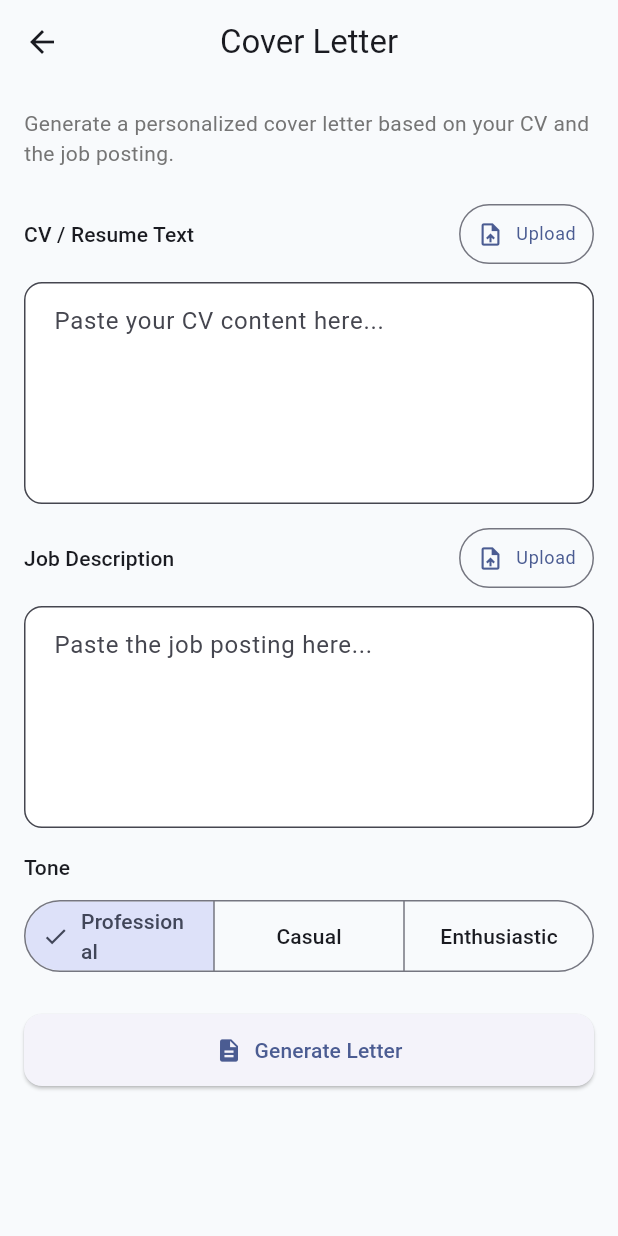
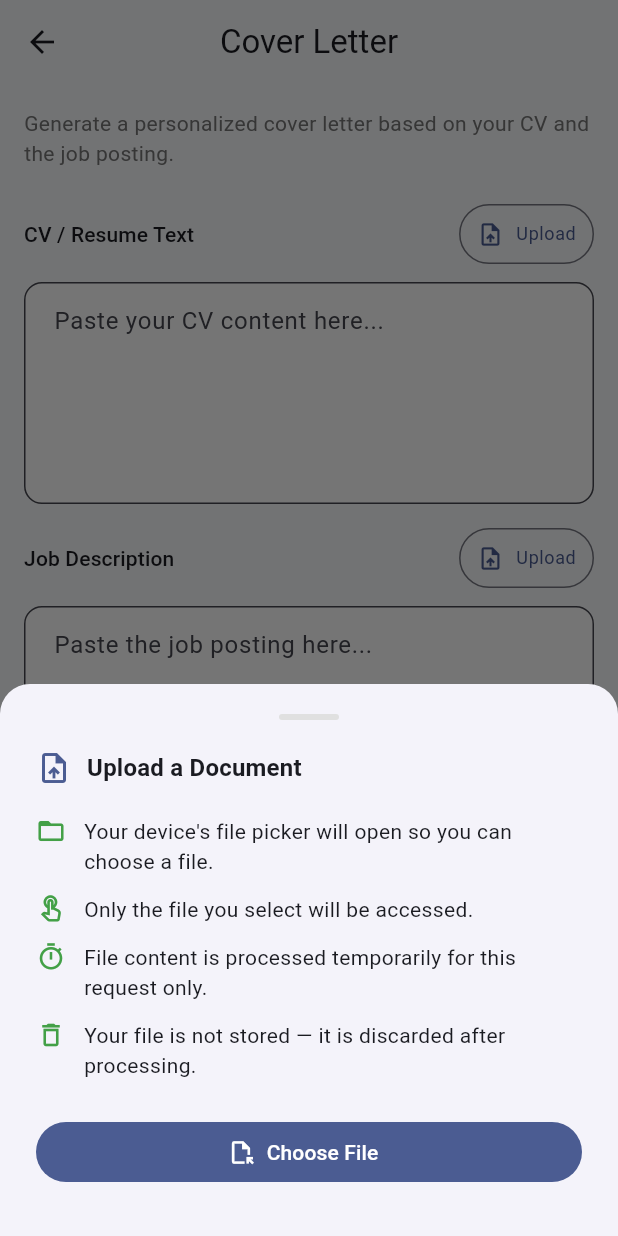
Before and after one commit to ionutc19/job-pack, a Flutter app: the CoverLetterScreen screen opened by its route, after a tap on "Upload", on a phone screen of 412 x 824 dp. Run offline on Flutter 3.47's test engine with Material 3 defaults, Android fonts, the phone set to English and light mode, and no system bars; our stand-ins replace file_picker, google_mobile_ads, in_app_purchase, shared_preferences; accounts and stored records are empty.

Commit message:
Add privacy consent step and improved UX for file upload
Before opening the system file picker, a bottom sheet explains:
- the system picker will open (user chooses the file)
- only the selected file is accessed
- content is processed temporarily for the current request
- file is not stored persistently

After selection, the file chip shows filename with Replace and Remove
actions. Error states display inline below the button. No broad Android
storage permissions are added — SAF requires none.

Co-Authored-By: Claude Opus 4.6 <noreply@anthropic.com>
Claude-Session: https://claude.ai/code/session_01H5SnKZQeHwcEm8VdNSfue8

```diff
--- a/mobile/lib/l10n/app_localizations.dart
+++ b/mobile/lib/l10n/app_localizations.dart
@@ -162,7 +162,15 @@ class AppLocalizations {
   String get uploadJd => get('uploadJd');
   String get extractingText => get('extractingText');
   String get removeFile => get('removeFile');
+  String get replaceFile => get('replaceFile');
   String get fileTooLarge => get('fileTooLarge');
+  String get fileConsentTitle => get('fileConsentTitle');
+  String get fileConsentPicker => get('fileConsentPicker');
+  String get fileConsentSelected => get('fileConsentSelected');
+  String get fileConsentTemporary => get('fileConsentTemporary');
+  String get fileConsentNoStorage => get('fileConsentNoStorage');
+  String get fileConsentContinue => get('fileConsentContinue');
+  String get fileUploadError => get('fileUploadError');
 
   // Privacy
   String get privacyTitle => get('privacyTitle');
@@ -307,8 +315,16 @@ class AppLocalizations {
     'uploadCv': 'Upload',
     'uploadJd': 'Upload',
     'extractingText': 'Extracting...',
-    'removeFile': 'Remove file',
+    'removeFile': 'Remove',
+    'replaceFile': 'Replace',
     'fileTooLarge': 'File exceeds 10 MB limit',
+    'fileConsentTitle': 'Upload a Document',
+    'fileConsentPicker': 'Your device\'s file picker will open so you can choose a file.',
+    'fileConsentSelected': 'Only the file you select will be accessed.',
+    'fileConsentTemporary': 'File content is processed temporarily for this request only.',
+    'fileConsentNoStorage': 'Your file is not stored — it is discarded after processing.',
+    'fileConsentContinue': 'Choose File',
+    'fileUploadError': 'Could not extract text from this file.',
 
     // Privacy
     'privacyTitle': 'Privacy & Legal',
@@ -454,8 +470,16 @@ class AppLocalizations {
     'uploadCv': 'Încarcă',
     'uploadJd': 'Încarcă',
     'extractingText': 'Se extrage...',
-    'removeFile': 'Elimină fișierul',
+    'removeFile': 'Elimină',
+    'replaceFile': 'Înlocuiește',
     'fileTooLarge': 'Fișierul depășește limita de 10 MB',
+    'fileConsentTitle': 'Încarcă un Document',
+    'fileConsentPicker': 'Se va deschide selectorul de fișiere al dispozitivului tău.',
+    'fileConsentSelected': 'Doar fișierul pe care îl selectezi va fi accesat.',
+    'fileConsentTemporary': 'Conținutul fișierului este procesat temporar, doar pentru această cerere.',
+    'fileConsentNoStorage': 'Fișierul tău nu este stocat — este eliminat după procesare.',
+    'fileConsentContinue': 'Alege Fișierul',
+    'fileUploadError': 'Nu s-a putut extrage textul din acest fișier.',
 
     // Privacy
     'privacyTitle': 'Confidențialitate și Legal',
--- a/mobile/lib/widgets/file_upload_button.dart
+++ b/mobile/lib/widgets/file_upload_button.dart
@@ -23,8 +23,73 @@ class FileUploadButton extends StatefulWidget {
 class _FileUploadButtonState extends State<FileUploadButton> {
   String? _fileName;
   bool _uploading = false;
+  String? _errorMessage;
+
+  Future<bool> _showConsentDialog() async {
+    final l = AppLocalizations.of(context);
+    final result = await showModalBottomSheet<bool>(
+      context: context,
+      isScrollControlled: true,
+      shape: const RoundedRectangleBorder(
+        borderRadius: BorderRadius.vertical(top: Radius.circular(20)),
+      ),
+      builder: (ctx) => Padding(
+        padding: const EdgeInsets.fromLTRB(24, 20, 24, 32),
+        child: Column(
+          mainAxisSize: MainAxisSize.min,
+          crossAxisAlignment: CrossAxisAlignment.start,
+          children: [
+            Center(
+              child: Container(
+                width: 40,
+                height: 4,
+                decoration: BoxDecoration(
+                  color: Colors.grey.shade300,
+                  borderRadius: BorderRadius.circular(2),
+                ),
+              ),
+            ),
+            const SizedBox(height: 20),
+            Row(
+              children: [
+                Icon(Icons.upload_file, color: Theme.of(ctx).colorScheme.primary),
+                const SizedBox(width: 10),
+                Text(
+                  l.fileConsentTitle,
+                  style: Theme.of(ctx).textTheme.titleMedium?.copyWith(
+                        fontWeight: FontWeight.w600,
+                      ),
+                ),
+              ],
+            ),
+            const SizedBox(height: 20),
+            _ConsentRow(icon: Icons.folder_open, text: l.fileConsentPicker),
+            const SizedBox(height: 12),
+            _ConsentRow(icon: Icons.touch_app_outlined, text: l.fileConsentSelected),
+            const SizedBox(height: 12),
+            _ConsentRow(icon: Icons.timer_outlined, text: l.fileConsentTemporary),
+            const SizedBox(height: 12),
+            _ConsentRow(icon: Icons.delete_outline, text: l.fileConsentNoStorage),
+            const SizedBox(height: 24),
+            SizedBox(
+              width: double.infinity,
+              child: FilledButton.icon(
+                onPressed: () => Navigator.pop(ctx, true),
+                icon: const Icon(Icons.file_open_outlined, size: 18),
+                label: Text(l.fileConsentContinue),
+              ),
+            ),
+          ],
+        ),
+      ),
+    );
+    return result == true;
+  }
 
   Future<void> _pickAndUpload() async {
+    final consented = await _showConsentDialog();
+    if (!consented) return;
+
     final result = await FilePicker.platform.pickFiles(
       type: FileType.custom,
       allowedExtensions: ['pdf', 'docx', 'txt'],
@@ -38,9 +103,9 @@ class _FileUploadButtonState extends State<FileUploadButton> {
 
     if (file.size > 10 * 1024 * 1024) {
       if (mounted) {
-        ScaffoldMessenger.of(context).showSnackBar(
-          SnackBar(content: Text(AppLocalizations.of(context).fileTooLarge)),
-        );
+        setState(() {
+          _errorMessage = AppLocalizations.of(context).fileTooLarge;
+        });
       }
       return;
     }
@@ -48,6 +113,7 @@ class _FileUploadButtonState extends State<FileUploadButton> {
     setState(() {
       _uploading = true;
       _fileName = file.name;
+      _errorMessage = null;
     });
 
     try {
@@ -68,30 +134,32 @@ class _FileUploadButtonState extends State<FileUploadButton> {
       if (response.statusCode == 200) {
         final data = jsonDecode(body);
         widget.targetController.text = data['text'] as String;
+        setState(() => _errorMessage = null);
       } else {
-        final data = jsonDecode(body);
-        final detail = data['detail'] ?? 'Upload failed';
         if (mounted) {
-          ScaffoldMessenger.of(context).showSnackBar(
-            SnackBar(content: Text('$detail')),
-          );
+          setState(() {
+            _fileName = null;
+            _errorMessage = AppLocalizations.of(context).fileUploadError;
+          });
         }
-        setState(() => _fileName = null);
       }
     } catch (e) {
       if (mounted) {
-        ScaffoldMessenger.of(context).showSnackBar(
-          SnackBar(content: Text('${AppLocalizations.of(context).error}: $e')),
-        );
+        setState(() {
+          _fileName = null;
+          _errorMessage = '${AppLocalizations.of(context).error}: $e';
+        });
       }
-      setState(() => _fileName = null);
     } finally {
       if (mounted) setState(() => _uploading = false);
     }
   }
 
   void _clearFile() {
-    setState(() => _fileName = null);
+    setState(() {
+      _fileName = null;
+      _errorMessage = null;
+    });
     widget.targetController.clear();
   }
 
@@ -99,37 +167,66 @@ class _FileUploadButtonState extends State<FileUploadButton> {
   Widget build(BuildContext context) {
     final l = AppLocalizations.of(context);
 
-    if (_fileName != null) {
-      return Container(
-        padding: const EdgeInsets.symmetric(horizontal: 12, vertical: 8),
+    return Column(
+      crossAxisAlignment: CrossAxisAlignment.start,
+      mainAxisSize: MainAxisSize.min,
+      children: [
+        if (_fileName != null && !_uploading)
+          Container(
+            padding: const EdgeInsets.symmetric(horizontal: 12, vertical: 10),
             decoration: BoxDecoration(
               color: Theme.of(context).colorScheme.primaryContainer.withOpacity(0.3),
-          borderRadius: BorderRadius.circular(8),
+              borderRadius: BorderRadius.circular(10),
+              border: Border.all(
+                color: Theme.of(context).colorScheme.primary.withOpacity(0.2),
+              ),
             ),
             child: Row(
               children: [
-            const Icon(Icons.insert_drive_file_outlined, size: 18),
-            const SizedBox(width: 8),
+                Icon(
+                  Icons.insert_drive_file_outlined,
+                  size: 20,
+                  color: Theme.of(context).colorScheme.primary,
+                ),
+                const SizedBox(width: 10),
                 Expanded(
                   child: Text(
                     _fileName!,
-                style: Theme.of(context).textTheme.bodySmall,
+                    style: Theme.of(context).textTheme.bodySmall?.copyWith(
+                          fontWeight: FontWeight.w500,
+                        ),
                     overflow: TextOverflow.ellipsis,
                   ),
                 ),
-            IconButton(
-              icon: const Icon(Icons.close, size: 18),
+                TextButton.icon(
+                  onPressed: _pickAndUpload,
+                  icon: const Icon(Icons.swap_horiz, size: 16),
+                  label: Text(l.replaceFile),
+                  style: TextButton.styleFrom(
+                    padding: const EdgeInsets.symmetric(horizontal: 8),
+                    minimumSize: Size.zero,
+                    tapTargetSize: MaterialTapTargetSize.shrinkWrap,
+                    textStyle: Theme.of(context).textTheme.labelSmall,
+                  ),
+                ),
+                const SizedBox(width: 4),
+                TextButton.icon(
                   onPressed: _clearFile,
-              padding: EdgeInsets.zero,
-              constraints: const BoxConstraints(),
-              tooltip: l.removeFile,
+                  icon: const Icon(Icons.close, size: 16),
+                  label: Text(l.removeFile),
+                  style: TextButton.styleFrom(
+                    foregroundColor: Colors.red.shade600,
+                    padding: const EdgeInsets.symmetric(horizontal: 8),
+                    minimumSize: Size.zero,
+                    tapTargetSize: MaterialTapTargetSize.shrinkWrap,
+                    textStyle: Theme.of(context).textTheme.labelSmall,
+                  ),
                 ),
               ],
             ),
-      );
-    }
-
-    return OutlinedButton.icon(
+          )
+        else
+          OutlinedButton.icon(
             onPressed: _uploading ? null : _pickAndUpload,
             icon: _uploading
                 ? const SizedBox(
@@ -143,6 +240,42 @@ class _FileUploadButtonState extends State<FileUploadButton> {
               padding: const EdgeInsets.symmetric(horizontal: 12, vertical: 8),
               textStyle: Theme.of(context).textTheme.bodySmall,
             ),
+          ),
+        if (_errorMessage != null)
+          Padding(
+            padding: const EdgeInsets.only(top: 6),
+            child: Text(
+              _errorMessage!,
+              style: Theme.of(context).textTheme.bodySmall?.copyWith(
+                    color: Theme.of(context).colorScheme.error,
+                  ),
+            ),
+          ),
+      ],
     );
   }
 }
+
+class _ConsentRow extends StatelessWidget {
+  final IconData icon;
+  final String text;
+
+  const _ConsentRow({required this.icon, required this.text});
+
+  @override
+  Widget build(BuildContext context) {
+    return Row(
+      crossAxisAlignment: CrossAxisAlignment.start,
+      children: [
+        Icon(icon, size: 20, color: Colors.green.shade600),
+        const SizedBox(width: 12),
+        Expanded(
+          child: Text(
+            text,
+            style: Theme.of(context).textTheme.bodyMedium,
+          ),
+        ),
+      ],
+    );
+  }
+}
```
Lines whose indentation alone changed are shown as unchanged.
